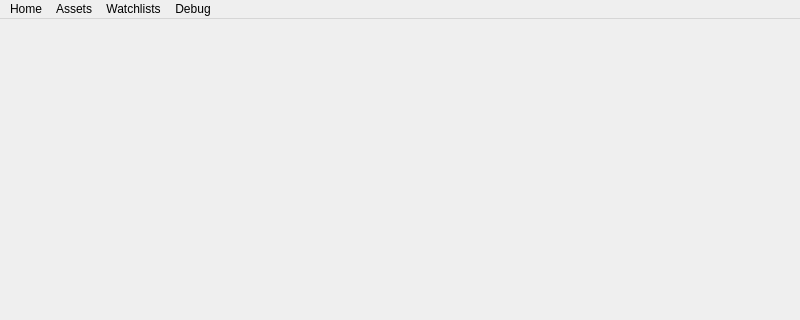
Before: the Qt Designer form finance_app/ui/windows/main/main_window.ui in lukaskellerstein/FinanceApp, drawn with Qt 5; both pictures show x 0 to 800 and y 0 to 320 of the 800 by 600 pixel window.
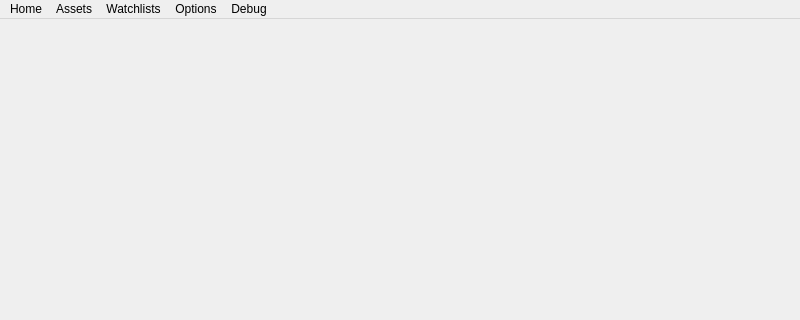
After: the same form once the commit is applied.

The edit to the form file:
```diff
--- a/finance_app/ui/windows/main/main_window.ui
+++ b/finance_app/ui/windows/main/main_window.ui
@@ -83,9 +83,16 @@
     </property>
     <addaction name="actionThreads"/>
    </widget>
+   <widget class="QMenu" name="menuOptions">
+    <property name="title">
+     <string>Options</string>
+    </property>
+    <addaction name="actionManual_Calc"/>
+   </widget>
    <addaction name="menuHome"/>
    <addaction name="menuAssets"/>
    <addaction name="menuWatchlists"/>
+   <addaction name="menuOptions"/>
    <addaction name="menuDebug"/>
   </widget>
   <widget class="QStatusBar" name="statusbar"/>
```
Left out of the diff: 5 changed lines with no effect on the pictures.
